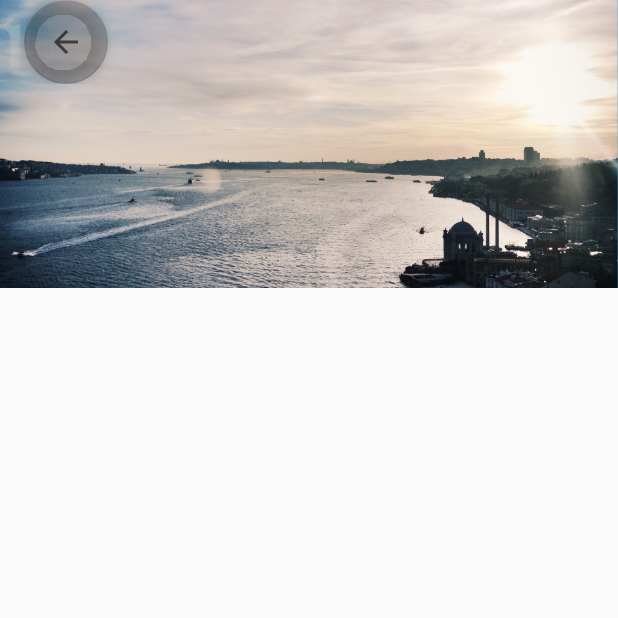
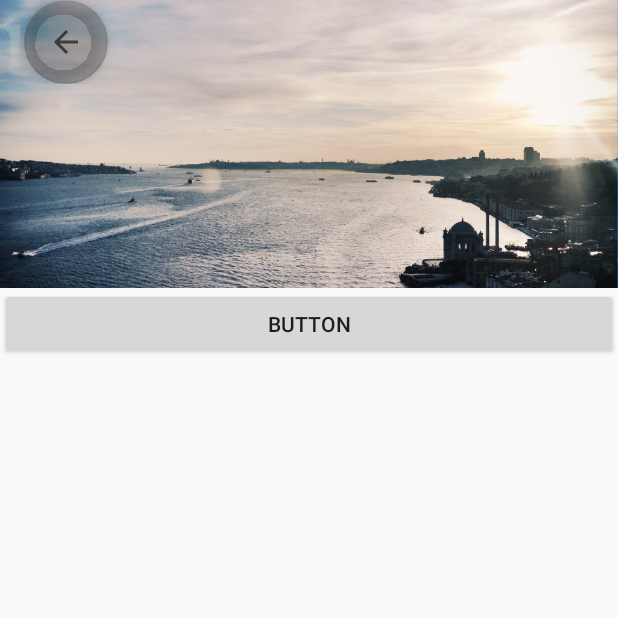
Before and after one commit to 5l1v3r1/myPort, an Android app: the fragment addflight shown on its own in the app's theme, on a phone screen of 412 x 824 dp, the top half of it. Run offline under Robolectric (Android 15) with nearby library versions, the phone set to English and light mode, and no system bars.

Commit message:
bug fixed

```diff
--- a/app/src/main/res/layout/fragment_addflight.xml
+++ b/app/src/main/res/layout/fragment_addflight.xml
@@ -50,14 +50,28 @@
         android:layout_height="match_parent"
         app:layout_behavior="android.support.design.widget.AppBarLayout$ScrollingViewBehavior">
 
-        <android.support.constraint.ConstraintLayout
+        <LinearLayout
             android:layout_width="match_parent"
             android:layout_height="wrap_content"
-            tools:context="myport.sharkletvecihi.com.myport.addflight">
+            android:orientation="vertical">
 
-            <!-- TODO: Update blank fragment layout -->
+            <LinearLayout
+                android:layout_width="match_parent"
+                android:layout_height="match_parent"
+                android:orientation="horizontal">
 
+                <Button
+                    android:id="@+id/button2"
+                    android:layout_width="wrap_content"
+                    android:layout_height="wrap_content"
+                    android:layout_weight="1"
+                    android:text="Button" />
+            </LinearLayout>
 
-        </android.support.constraint.ConstraintLayout>
+            <LinearLayout
+                android:layout_width="match_parent"
+                android:layout_height="match_parent"
+                android:orientation="horizontal"></LinearLayout>
+        </LinearLayout>
     </android.support.v4.widget.NestedScrollView>
 </android.support.design.widget.CoordinatorLayout>
--- a/build.gradle
+++ b/build.gradle
@@ -7,7 +7,7 @@ buildscript {
         jcenter()
     }
     dependencies {
-        classpath 'com.android.tools.build:gradle:3.0.1'
+        classpath 'com.android.tools.build:gradle:3.1.1'
 
 
         // NOTE: Do not place your application dependencies here; they belong
```
Also changed, not shown: app/src/main/java/myport/sharkletvecihi/com/myport/Models/flight.java (added, +42 -0 lines), app/src/main/res/layout/flightrow.xml (added, +73 -0 lines), app/src/main/res/drawable-hdpi/rectangle_1.png (added), app/src/main/res/drawable-ldpi/rectangle_1.png (added), app/src/main/res/drawable-mdpi/rectangle_1.png (added), app/src/main/res/drawable-xhdpi/rectangle_1.png (added), app/src/main/res/drawable-xxhdpi/rectangle_1.png (added), app/src/main/res/drawable-xxxhdpi/rectangle_1.png (added), gradle/wrapper/gradle-wrapper.properties.
